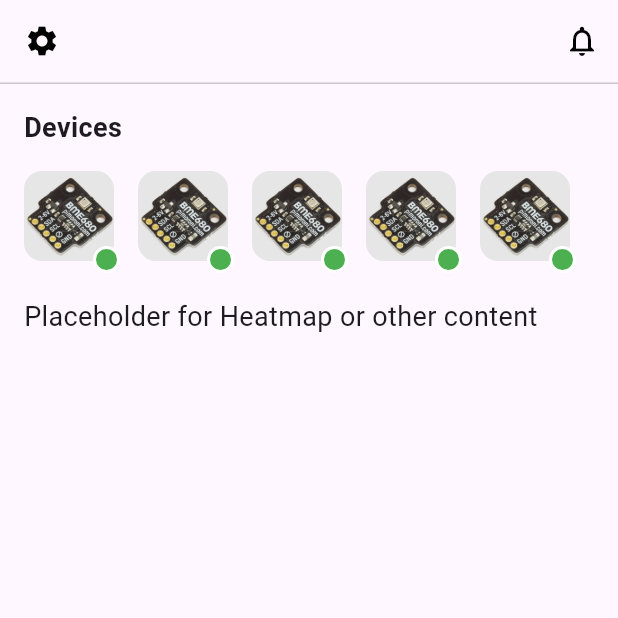
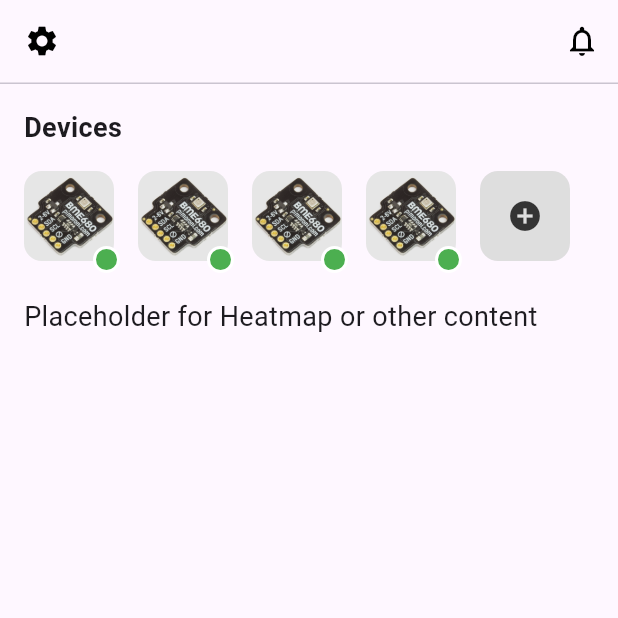
Before and after one commit to Canti-IoT/Canti-Hub, a Flutter app: the screen it shows after launch, on a phone screen of 412 x 824 dp, the top half of it. Run offline on Flutter 3.47's test engine with Material 3 defaults, Android fonts, the phone set to English and light mode, and no system bars; our stand-ins replace syncfusion_flutter_gauges, syncfusion_flutter_sliders; missing offline and left inert: flutter_octicons, syncfusion_flutter_core; generated files the repository leaves out were written again.

Commit message:
feat: add device icon

```diff
--- a/lib/pages/main_page/devices_list.dart
+++ b/lib/pages/main_page/devices_list.dart
@@ -1,3 +1,4 @@
+import 'package:canti_hub/pages/main_page/plus_icon.dart';
 import 'package:flutter/material.dart';
 import 'package:canti_hub/pages/main_page/device_icon.dart';
 
@@ -13,10 +14,14 @@ class DevicesList extends StatelessWidget {
       margin: EdgeInsets.only(left: 16, right: 16, top: 16),
       child: ListView.builder(
         scrollDirection: Axis.horizontal,
-        itemCount: 10, // Adjust the number of avatars as needed
+        itemCount: 5, // Adjust the number of avatars as needed
         itemBuilder: (context, index) {
           // Example CircleAvatar with a dot for online/offline indicator
-          return DeviceIcon();
+          if (index < 4) {
+            return DeviceIcon();
+          } else {
+            return PlusIcon();
+          }
         },
       ),
     );
--- /dev/null
+++ b/lib/pages/main_page/plus_icon.dart
@@ -0,0 +1,51 @@
+import 'package:canti_hub/pages/detail_page/detail_page.dart';
+import 'package:flutter/material.dart';
+
+class PlusIcon extends StatelessWidget {
+  const PlusIcon({
+    Key? key,
+  }) : super(key: key);
+
+  @override
+  Widget build(BuildContext context) {
+    return Container(
+      child: GestureDetector(
+        onTap: () {
+          // Navigator.push(
+          //   context,
+          //   MaterialPageRoute(builder: (context) => DetailPage()),
+          // );
+        },
+        child: Container(
+          width: 76,
+          child: Stack(
+            children: [
+              // Image Container (below)
+              ClipRRect(
+                borderRadius: BorderRadius.circular(12),
+                child: ColorFiltered(
+                  colorFilter: ColorFilter.mode(
+                    Color.fromRGBO(128, 128, 128, 0.2),
+                    BlendMode.srcOver,
+                  ),
+                  child: Container(
+                    width: 60,
+                    height: 60,
+                    decoration: BoxDecoration(
+                      color: Colors.grey[100],
+                      borderRadius: BorderRadius.circular(12),
+                    ),
+                    child: Icon(
+                      Icons.add_circle,
+                      size: 24.0,
+                    ),
+                  ),
+                ),
+              ),
+            ],
+          ),
+        ),
+      ),
+    );
+  }
+}
```
